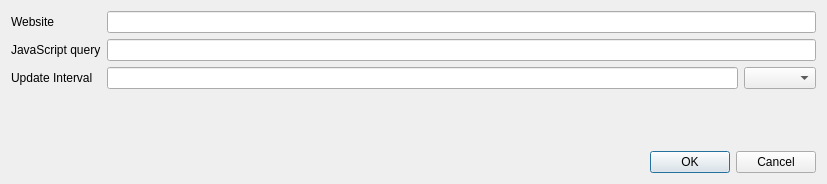
mmmm1998/WebWatcher, file src/watcherinputdialog.ui: the form before one commit.
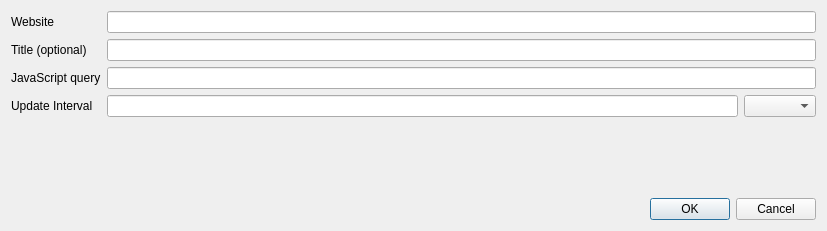
The form after the commit.

What changed in the file:
```diff
--- a/src/watcherinputdialog.ui
+++ b/src/watcherinputdialog.ui
@@ -7,7 +7,7 @@
     <x>0</x>
     <y>0</y>
     <width>827</width>
-    <height>184</height>
+    <height>231</height>
    </rect>
   </property>
   <property name="windowTitle">
@@ -26,24 +26,24 @@
      <item row="0" column="1">
       <widget class="QLineEdit" name="siteEdit"/>
      </item>
-     <item row="1" column="0">
+     <item row="2" column="0">
       <widget class="QLabel" name="queryLabel">
        <property name="text">
         <string>JavaScript query</string>
        </property>
       </widget>
      </item>
-     <item row="1" column="1">
+     <item row="2" column="1">
       <widget class="QLineEdit" name="queryEdit"/>
      </item>
-     <item row="2" column="0">
+     <item row="3" column="0">
       <widget class="QLabel" name="intervalLabel">
        <property name="text">
         <string>Update Interval</string>
        </property>
       </widget>
      </item>
-     <item row="2" column="1">
+     <item row="3" column="1">
       <layout class="QHBoxLayout" name="horizontalLayout">
        <item>
         <widget class="QLineEdit" name="intervalEdit"/>
@@ -53,6 +53,16 @@
        </item>
       </layout>
      </item>
+     <item row="1" column="0">
+      <widget class="QLabel" name="titleLabel">
+       <property name="text">
+        <string>Title (optional)</string>
+       </property>
+      </widget>
+     </item>
+     <item row="1" column="1">
+      <widget class="QLineEdit" name="titleEdit"/>
+     </item>
     </layout>
    </item>
    <item row="1" column="0">
```
Left out of the diff: 7 changed lines with no effect on the pictures.
